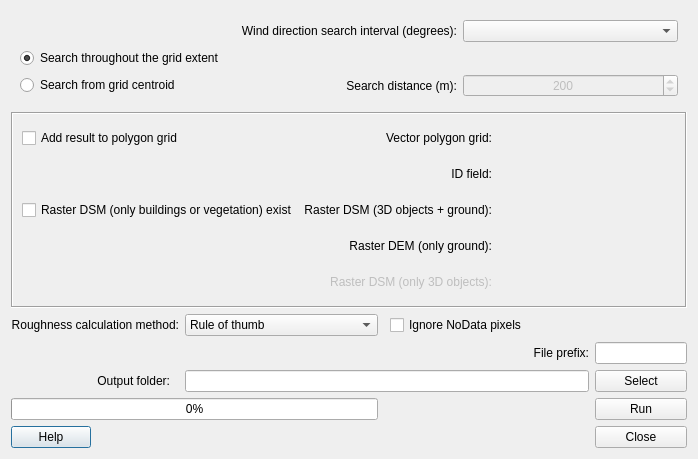
The window that ImageMorphParam/image_morph_param_dialog_base.ui (UMEP-dev/UMEP) describes before a commit, drawn with Qt 5.
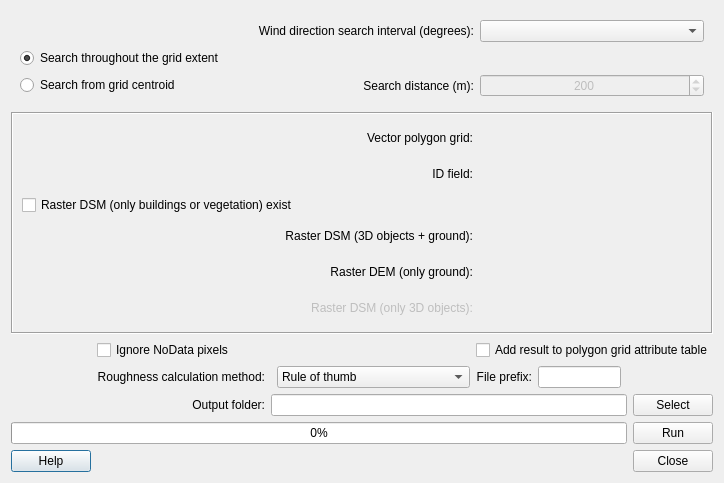
The same window after the commit.

What changed in the file:
```diff
--- a/ImageMorphParam/image_morph_param_dialog_base.ui
+++ b/ImageMorphParam/image_morph_param_dialog_base.ui
@@ -6,8 +6,8 @@
    <rect>
     <x>0</x>
     <y>0</y>
-    <width>644</width>
-    <height>453</height>
+    <width>584</width>
+    <height>473</height>
    </rect>
   </property>
   <property name="windowTitle">
@@ -26,7 +26,7 @@
       <enum>QFrame::Sunken</enum>
      </property>
      <layout class="QGridLayout" name="gridLayout_6">
-      <item row="2" column="5">
+      <item row="2" column="6">
        <widget class="QWidget" name="widgetField" native="true">
         <property name="minimumSize">
          <size>
@@ -40,7 +40,7 @@
         <layout class="QGridLayout" name="gridLayout_9"/>
        </widget>
       </item>
-      <item row="1" column="5">
+      <item row="1" column="6">
        <widget class="QWidget" name="widgetPolygrid" native="true">
         <property name="minimumSize">
          <size>
@@ -54,27 +54,7 @@
         <layout class="QGridLayout" name="gridLayout_7"/>
        </widget>
       </item>
-      <item row="1" column="4">
-       <widget class="QLabel" name="label">
-        <property name="text">
-         <string>Vector polygon grid:</string>
-        </property>
-        <property name="alignment">
-         <set>Qt::AlignRight|Qt::AlignTrailing|Qt::AlignVCenter</set>
-        </property>
-       </widget>
-      </item>
-      <item row="2" column="4">
-       <widget class="QLabel" name="label_5">
-        <property name="text">
-         <string>ID field:</string>
-        </property>
-        <property name="alignment">
-         <set>Qt::AlignRight|Qt::AlignTrailing|Qt::AlignVCenter</set>
-        </property>
-       </widget>
-      </item>
-      <item row="4" column="5">
+      <item row="4" column="6">
        <widget class="QWidget" name="widgetDSMbuildground" native="true">
         <property name="minimumSize">
          <size>
@@ -88,17 +68,7 @@
         <layout class="QGridLayout" name="gridLayout_3"/>
        </widget>
       </item>
-      <item row="4" column="4">
-       <widget class="QLabel" name="label_2">
-        <property name="text">
-         <string>Raster DSM (3D objects + ground):</string>
-        </property>
-        <property name="alignment">
-         <set>Qt::AlignRight|Qt::AlignTrailing|Qt::AlignVCenter</set>
-        </property>
-       </widget>
-      </item>
-      <item row="5" column="5">
+      <item row="5" column="6">
        <widget class="QWidget" name="widgetDEM" native="true">
         <property name="minimumSize">
          <size>
@@ -112,30 +82,7 @@
         <layout class="QGridLayout" name="gridLayout_4"/>
        </widget>
       </item>
-      <item row="5" column="4">
-       <widget class="QLabel" name="label_3">
-        <property name="text">
-         <string>Raster DEM (only ground):</string>
-        </property>
-        <property name="alignment">
-         <set>Qt::AlignRight|Qt::AlignTrailing|Qt::AlignVCenter</set>
-        </property>
-       </widget>
-      </item>
-      <item row="6" column="4">
-       <widget class="QLabel" name="label_4">
-        <property name="enabled">
-         <bool>false</bool>
-        </property>
-        <property name="text">
-         <string>Raster DSM (only 3D objects):</string>
-        </property>
-        <property name="alignment">
-         <set>Qt::AlignRight|Qt::AlignTrailing|Qt::AlignVCenter</set>
-        </property>
-       </widget>
-      </item>
-      <item row="6" column="5">
+      <item row="6" column="6">
        <widget class="QWidget" name="widgetDSMbuild" native="true">
         <property name="enabled">
          <bool>false</bool>
@@ -152,7 +99,60 @@
         <layout class="QGridLayout" name="gridLayout_5"/>
        </widget>
       </item>
-      <item row="4" column="0">
+      <item row="6" column="5">
+       <widget class="QLabel" name="label_4">
+        <property name="enabled">
+         <bool>false</bool>
+        </property>
+        <property name="text">
+         <string>Raster DSM (only 3D objects):</string>
+        </property>
+        <property name="alignment">
+         <set>Qt::AlignRight|Qt::AlignTrailing|Qt::AlignVCenter</set>
+        </property>
+       </widget>
+      </item>
+      <item row="5" column="5">
+       <widget class="QLabel" name="label_3">
+        <property name="text">
+         <string>Raster DEM (only ground):</string>
+        </property>
+        <property name="alignment">
+         <set>Qt::AlignRight|Qt::AlignTrailing|Qt::AlignVCenter</set>
+        </property>
+       </widget>
+      </item>
+      <item row="4" column="5">
+       <widget class="QLabel" name="label_2">
+        <property name="text">
+         <string>Raster DSM (3D objects + ground):</string>
+        </property>
+        <property name="alignment">
+         <set>Qt::AlignRight|Qt::AlignTrailing|Qt::AlignVCenter</set>
+        </property>
+       </widget>
+      </item>
+      <item row="2" column="5">
+       <widget class="QLabel" name="label_5">
+        <property name="text">
+         <string>ID field:</string>
+        </property>
+        <property name="alignment">
+         <set>Qt::AlignRight|Qt::AlignTrailing|Qt::AlignVCenter</set>
+        </property>
+       </widget>
+      </item>
+      <item row="1" column="5">
+       <widget class="QLabel" name="label">
+        <property name="text">
+         <string>Vector polygon grid:</string>
+        </property>
+        <property name="alignment">
+         <set>Qt::AlignRight|Qt::AlignTrailing|Qt::AlignVCenter</set>
+        </property>
+       </widget>
+      </item>
+      <item row="3" column="4" colspan="2">
        <widget class="QCheckBox" name="checkBoxOnlyBuilding">
         <property name="toolTip">
          <string>Tick this in if a 3D-object DSM without ground heights is available. 3D objects (e.g. buildings) should be metres above ground.</string>
@@ -162,16 +162,6 @@
         </property>
        </widget>
       </item>
-      <item row="1" column="0">
-       <widget class="QCheckBox" name="addResultToGrid">
-        <property name="toolTip">
-         <string>&lt;html&gt;&lt;head/&gt;&lt;body&gt;&lt;p&gt;Tick this in if you would like to add the isotropic results to the attribute table for your polygon vector grid. &lt;/p&gt;&lt;/body&gt;&lt;/html&gt;</string>
-        </property>
-        <property name="text">
-         <string>Add result to polygon grid</string>
-        </property>
-       </widget>
-      </item>
      </layout>
     </widget>
    </item>
@@ -262,7 +252,33 @@
      </layout>
     </widget>
    </item>
-   <item row="9" column="0">
+   <item row="10" column="0" colspan="7">
+    <widget class="QProgressBar" name="progressBar">
+     <property name="value">
+      <number>0</number>
+     </property>
+     <property name="alignment">
+      <set>Qt::AlignCenter</set>
+     </property>
+     <property name="textVisible">
+      <bool>true</bool>
+     </property>
+     <property name="invertedAppearance">
+      <bool>false</bool>
+     </property>
+    </widget>
+   </item>
+   <item row="2" column="4" colspan="4">
+    <widget class="QCheckBox" name="addResultToGrid">
+     <property name="toolTip">
+      <string>&lt;html&gt;&lt;head/&gt;&lt;body&gt;&lt;p&gt;Tick this in if you would like to add the isotropic results to the attribute table for your polygon vector grid. &lt;/p&gt;&lt;/body&gt;&lt;/html&gt;</string>
+     </property>
+     <property name="text">
+      <string>Add result to polygon grid attribute table</string>
+     </property>
+    </widget>
+   </item>
+   <item row="12" column="0">
     <widget class="QPushButton" name="helpButton">
      <property name="enabled">
       <bool>true</bool>
@@ -272,24 +288,54 @@
      </property>
     </widget>
    </item>
-   <item row="7" column="7">
+   <item row="10" column="7">
     <widget class="QPushButton" name="runButton">
      <property name="text">
       <string>Run</string>
      </property>
     </widget>
    </item>
-   <item row="5" column="1">
-    <widget class="QLabel" name="label_6">
+   <item row="12" column="7">
+    <widget class="QPushButton" name="closeButton">
+     <property name="enabled">
+      <bool>true</bool>
+     </property>
      <property name="text">
-      <string>Output folder:</string>
+      <string>Close</string>
+     </property>
+    </widget>
+   </item>
+   <item row="8" column="7">
+    <widget class="QPushButton" name="pushButtonSave">
+     <property name="text">
+      <string>Select</string>
+     </property>
+    </widget>
+   </item>
+   <item row="2" column="1">
+    <widget class="QCheckBox" name="checkBoxNoData">
+     <property name="toolTip">
+      <string>Tick this in if NoData pixels should be ignored and calculation of grid should be performed eventhough NoData pixels exists within that grid. Nodata pixels are set to the average pixel values of the DEM.</string>
+     </property>
+     <property name="text">
+      <string>Ignore NoData pixels</string>
+     </property>
+    </widget>
+   </item>
+   <item row="8" column="2" colspan="5">
+    <widget class="QLineEdit" name="textOutput"/>
+   </item>
+   <item row="4" column="1">
+    <widget class="QLabel" name="label_10">
+     <property name="text">
+      <string>Roughness calculation method:</string>
      </property>
      <property name="alignment">
       <set>Qt::AlignRight|Qt::AlignTrailing|Qt::AlignVCenter</set>
      </property>
     </widget>
    </item>
-   <item row="2" column="3">
+   <item row="4" column="3">
     <widget class="QComboBox" name="comboBox_Roughness">
      <property name="toolTip">
       <string>Options to choose methods for roughness calculations regarding zero-plane displacement height (zd) and roughness length (z0) are available.</string>
@@ -326,66 +372,7 @@
      </item>
     </widget>
    </item>
-   <item row="2" column="0" colspan="3">
-    <widget class="QLabel" name="label_10">
-     <property name="text">
-      <string>Roughness calculation method:</string>
-     </property>
-     <property name="alignment">
-      <set>Qt::AlignRight|Qt::AlignTrailing|Qt::AlignVCenter</set>
-     </property>
-    </widget>
-   </item>
-   <item row="9" column="7">
-    <widget class="QPushButton" name="closeButton">
-     <property name="enabled">
-      <bool>true</bool>
-     </property>
-     <property name="text">
-      <string>Close</string>
-     </property>
-    </widget>
-   </item>
-   <item row="4" column="7">
-    <widget class="QLineEdit" name="textOutput_prefix"/>
-   </item>
-   <item row="2" column="5">
-    <widget class="QCheckBox" name="checkBoxNoData">
-     <property name="toolTip">
-      <string>Tick this in if NoData pixels should be ignored and calculation of grid should be performed eventhough NoData pixels exists within that grid. Nodata pixels are set to the average pixel values of the DEM.</string>
-     </property>
-     <property name="text">
-      <string>Ignore NoData pixels</string>
-     </property>
-    </widget>
-   </item>
-   <item row="5" column="7">
-    <widget class="QPushButton" name="pushButtonSave">
-     <property name="text">
-      <string>Select</string>
-     </property>
-    </widget>
-   </item>
-   <item row="5" column="3" colspan="4">
-    <widget class="QLineEdit" name="textOutput"/>
-   </item>
-   <item row="7" column="0" colspan="4">
-    <widget class="QProgressBar" name="progressBar">
-     <property name="value">
-      <number>0</number>
-     </property>
-     <property name="alignment">
-      <set>Qt::AlignCenter</set>
-     </property>
-     <property name="textVisible">
-      <bool>true</bool>
-     </property>
-     <property name="invertedAppearance">
-      <bool>false</bool>
-     </property>
-    </widget>
-   </item>
-   <item row="4" column="6">
+   <item row="4" column="4">
     <widget class="QLabel" name="label_9">
      <property name="text">
       <string>File prefix:</string>
@@ -395,6 +382,19 @@
      </property>
     </widget>
    </item>
+   <item row="4" column="5">
+    <widget class="QLineEdit" name="textOutput_prefix"/>
+   </item>
+   <item row="8" column="1">
+    <widget class="QLabel" name="label_6">
+     <property name="text">
+      <string>Output folder:</string>
+     </property>
+     <property name="alignment">
+      <set>Qt::AlignRight|Qt::AlignTrailing|Qt::AlignVCenter</set>
+     </property>
+    </widget>
+   </item>
   </layout>
  </widget>
  <resources/>
```
